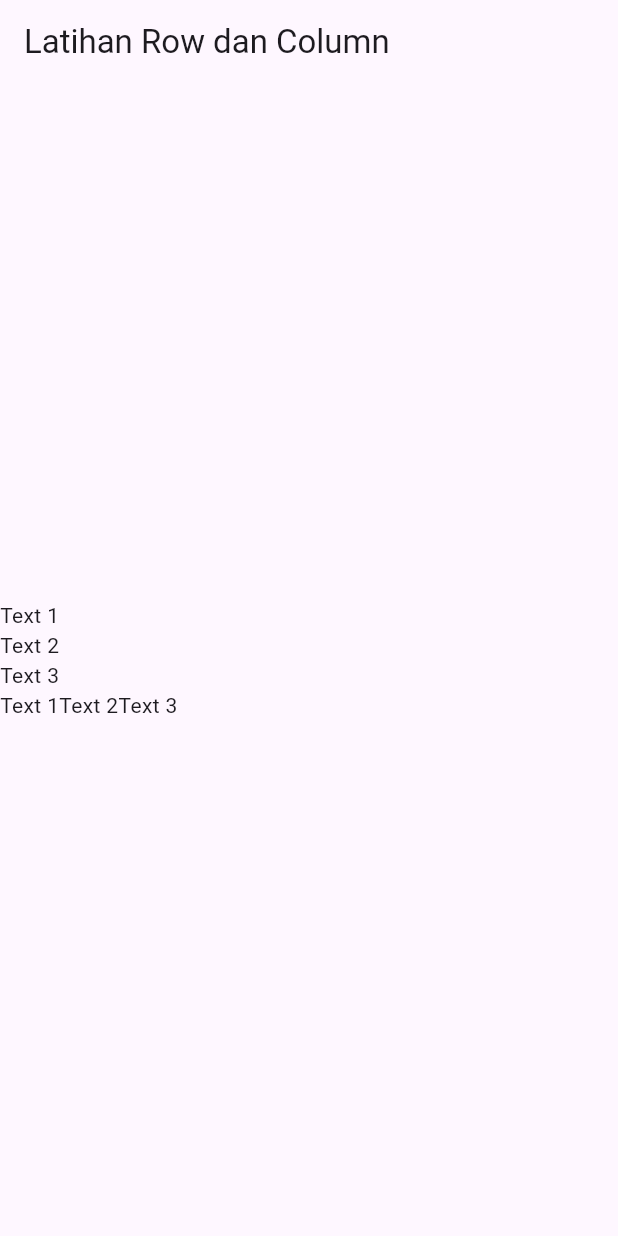
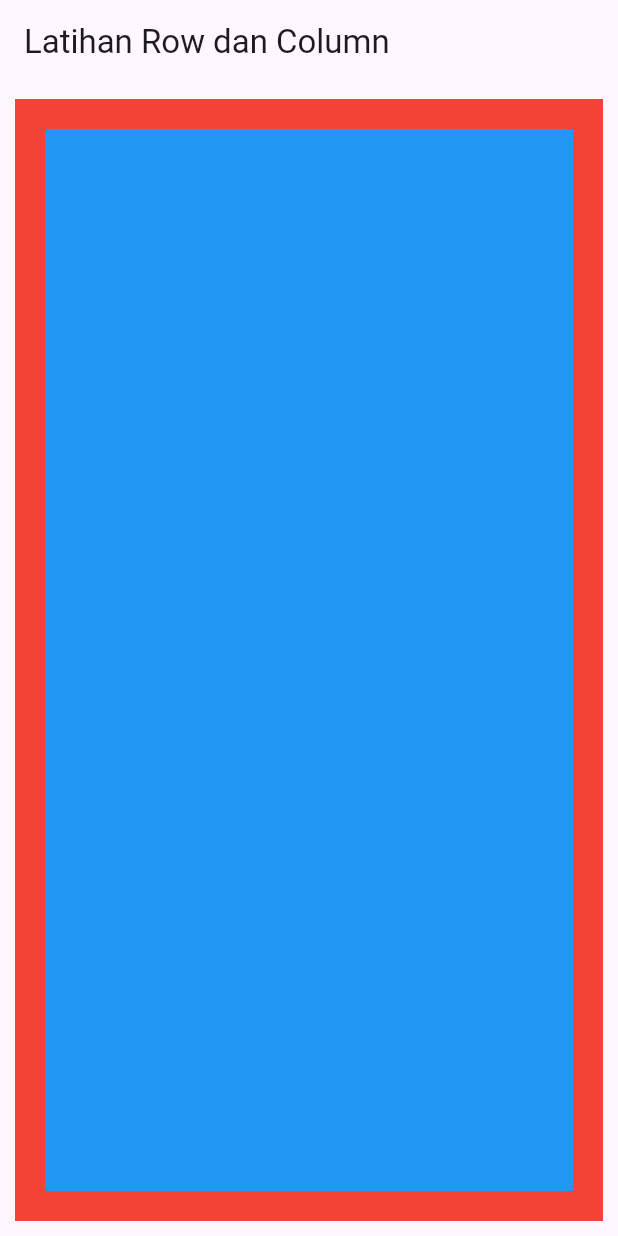
Before and after one commit to Lmunif/learnFlutter, a Flutter app: the screen it shows after launch, on a phone screen of 412 x 824 dp. Run offline on Flutter 3.47's test engine with Material 3 defaults, Android fonts, the phone set to English and light mode, and no system bars.

Commit message:
padding dan container

```diff
--- a/myapp/lib/main.dart
+++ b/myapp/lib/main.dart
@@ -12,22 +12,15 @@ class MyApp extends StatelessWidget {
         appBar: AppBar(
           title: Text("Latihan Row dan Column"),
         ),
-        body: Column(
-          mainAxisAlignment: MainAxisAlignment.center,
-          crossAxisAlignment: CrossAxisAlignment.start,
-          children: [
-            Text("Text 1"),
-            Text("Text 2"),
-            Text("Text 3"),
-            Row(
-              children: [
-                Text("Text 1"),
-                Text("Text 2"),
-                Text("Text 3")
-              ],
-            )
-          ],
-        ),
+        body: Container(
+          color: Colors.red,
+          margin: EdgeInsets.all(10),
+          padding: EdgeInsets.all(10),
+          child: Container(
+            color: Colors.blue,
+            margin: EdgeInsets.all(10),
+          ),
+        )
       ),
     );
   }
```
